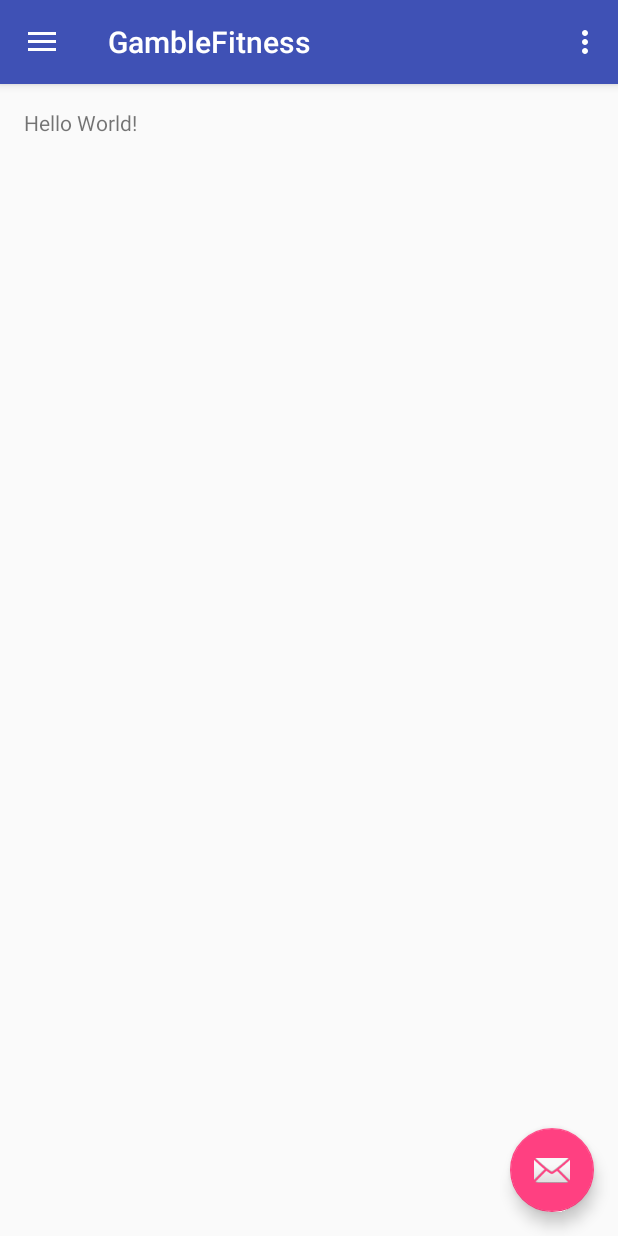
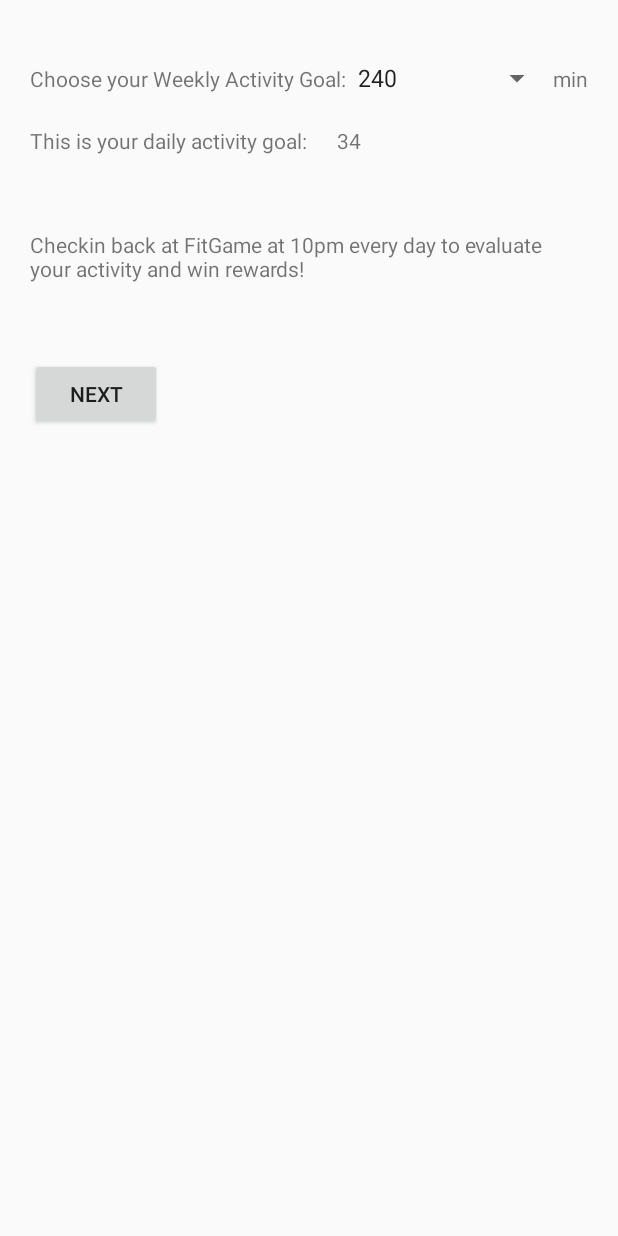
Before and after one commit to fahadkh/GambleFitness, an Android app: the screen it shows after launch (MainActivity), on a phone screen of 412 x 824 dp. Run offline under Robolectric (Android 15) with nearby library versions, the phone set to English and light mode, and no system bars.

Commit message:
Goal Setting Page
Created Goal Setting Page

```diff
--- a/mobile/src/main/java/io/github/fahadkh/gamblefitness/MainActivity.java
+++ b/mobile/src/main/java/io/github/fahadkh/gamblefitness/MainActivity.java
@@ -1,5 +1,6 @@
 package io.github.fahadkh.gamblefitness;
 
+import android.app.Activity;
 import android.os.Bundle;
 import android.support.design.widget.FloatingActionButton;
 import android.support.design.widget.Snackbar;
@@ -12,90 +13,63 @@ import android.support.v7.app.AppCompatActivity;
 import android.support.v7.widget.Toolbar;
 import android.view.Menu;
 import android.view.MenuItem;
+import android.widget.AdapterView;
+import android.widget.ArrayAdapter;
+import android.widget.Spinner;
+import android.widget.TextView;
 
-public class MainActivity extends AppCompatActivity
-        implements NavigationView.OnNavigationItemSelectedListener {
+import java.lang.reflect.Field;
+
+public class MainActivity extends Activity {
+    private Spinner mspin;
+    private Integer goal;
 
     @Override
-    protected void onCreate(Bundle  savedInstanceState) {
+    protected void onCreate(Bundle savedInstanceState) {
         super.onCreate(savedInstanceState);
         setContentView(R.layout.activity_main);
-        Toolbar toolbar = (Toolbar) findViewById(R.id.toolbar);
-        setSupportActionBar(toolbar);
 
-        FloatingActionButton fab = (FloatingActionButton) findViewById(R.id.fab);
-        fab.setOnClickListener(new View.OnClickListener() {
+        mspin = (Spinner) findViewById(R.id.goal_spinner);
+        Integer[] items = new Integer[120];
+        for (int i = 0; i < 120; i++) {
+            items[i] = 240 + (5*i);
+        }
+        ArrayAdapter<Integer> adapter = new ArrayAdapter<Integer>(this, android.R.layout.simple_spinner_item, items);
+        mspin.setAdapter(adapter);
+
+        try {
+            Field popup = Spinner.class.getDeclaredField("mPopup");
+            popup.setAccessible(true);
+
+            // Get private mPopup member variable and try cast to ListPopupWindow
+            android.widget.ListPopupWindow popupWindow = (android.widget.ListPopupWindow) popup.get(mspin);
+
+            // Set popupWindow height to 200px
+            popupWindow.setHeight(200);
+        }
+        catch (NoClassDefFoundError | ClassCastException | NoSuchFieldException | IllegalAccessException e) {
+            // silently fail...
+        }
+
+        mspin.setOnItemSelectedListener(new AdapterView.OnItemSelectedListener(){
+
             @Override
-            public void onClick(View view) {
-                Snackbar.make(view, "Replace with your own action", Snackbar.LENGTH_LONG)
-                        .setAction("Action", null).show();
+            public void onItemSelected(AdapterView<?> parent, View view, int position, long id) {
+                goal = (Integer) parent.getItemAtPosition(position);
+                String goal_string = Integer.toString(goal/7);
+                TextView myAwesomeTextView = (TextView)findViewById(R.id.daily_goal);
+                myAwesomeTextView.setText(goal_string);
+
             }
+
+            @Override
+            public void onNothingSelected(AdapterView<?> parent) {
+                // TODO Auto-generated method stub
+
+            }
+
         });
 
-        DrawerLayout drawer = (DrawerLayout) findViewById(R.id.drawer_layout);
-        ActionBarDrawerToggle toggle = new ActionBarDrawerToggle(
-                this, drawer, toolbar, R.string.navigation_drawer_open, R.string.navigation_drawer_close);
-        drawer.setDrawerListener(toggle);
-        toggle.syncState();
-
-        NavigationView navigationView = (NavigationView) findViewById(R.id.nav_view);
-        navigationView.setNavigationItemSelectedListener(this);
     }
 
-    @Override
-    public void onBackPressed() {
-        DrawerLayout drawer = (DrawerLayout) findViewById(R.id.drawer_layout);
-        if (drawer.isDrawerOpen(GravityCompat.START)) {
-            drawer.closeDrawer(GravityCompat.START);
-        } else {
-            super.onBackPressed();
-        }
-    }
-
-    @Override
-    public boolean onCreateOptionsMenu(Menu menu) {
-        // Inflate the menu; this adds items to the action bar if it is present.
-        getMenuInflater().inflate(R.menu.menu_main, menu);
-        return true;
-    }
-
-    @Override
-    public boolean onOptionsItemSelected(MenuItem item) {
-        // Handle action bar item clicks here. The action bar will
-        // automatically handle clicks on the Home/Up button, so long
-        // as you specify a parent activity in AndroidManifest.xml.
-        int id = item.getItemId();
-
-        //noinspection SimplifiableIfStatement
-        if (id == R.id.action_settings) {
-            return true;
-        }
-
-        return super.onOptionsItemSelected(item);
-    }
-
-    @SuppressWarnings("StatementWithEmptyBody")
-    @Override
-    public boolean onNavigationItemSelected(MenuItem item) {
-        // Handle navigation view item clicks here.
-        int id = item.getItemId();
-
-        if (id == R.id.nav_camera) {
-            // Handle the camera action
-        } else if (id == R.id.nav_gallery) {
-
-        } else if (id == R.id.nav_slideshow) {
-
-        } else if (id == R.id.nav_manage) {
-
-        } else if (id == R.id.nav_share) {
-
-        } else if (id == R.id.nav_send) {
-
-        }
-
-        DrawerLayout drawer = (DrawerLayout) findViewById(R.id.drawer_layout);
-        drawer.closeDrawer(GravityCompat.START);
-        return true;
-    }
 }
--- a/mobile/src/main/res/layout/activity_main.xml
+++ b/mobile/src/main/res/layout/activity_main.xml
@@ -1,25 +1,72 @@
 <?xml version="1.0" encoding="utf-8"?>
-<android.support.v4.widget.DrawerLayout xmlns:android="http://schemas.android.com/apk/res/android"
-    xmlns:app="http://schemas.android.com/apk/res-auto"
+<LinearLayout
+    xmlns:android="http://schemas.android.com/apk/res/android"
     xmlns:tools="http://schemas.android.com/tools"
-    android:id="@+id/drawer_layout"
     android:layout_width="match_parent"
     android:layout_height="match_parent"
-    android:fitsSystemWindows="true"
-    tools:openDrawer="start">
+    android:layout_marginTop="40dp"
+    android:layout_marginLeft="20dp"
+    android:layout_marginRight="20dp"
+    android:orientation="vertical">
 
-    <include
-        layout="@layout/app_bar_main"
-        android:layout_width="match_parent"
-        android:layout_height="match_parent" />
 
-    <android.support.design.widget.NavigationView
-        android:id="@+id/nav_view"
+    <LinearLayout
+        xmlns:android="http://schemas.android.com/apk/res/android"
+        xmlns:tools="http://schemas.android.com/tools"
+        android:layout_width="fill_parent"
+        android:layout_height="wrap_content"
+        android:orientation="horizontal">
+
+    <TextView
         android:layout_width="wrap_content"
-        android:layout_height="match_parent"
-        android:layout_gravity="start"
-        android:fitsSystemWindows="true"
-        app:headerLayout="@layout/nav_header_main"
-        app:menu="@menu/activity_main_drawer" />
+        android:layout_height="wrap_content"
+        android:text="@string/choose_goal" />
 
-</android.support.v4.widget.DrawerLayout>
+    <Spinner
+        android:id="@+id/goal_spinner"
+        android:layout_weight= "2"
+        android:layout_width="0dp"
+        android:layout_height="wrap_content"></Spinner>
+
+        <TextView
+            android:layout_width="wrap_content"
+            android:layout_height="wrap_content"
+            android:text="@string/minutes" />
+    </LinearLayout>
+
+    <LinearLayout
+        xmlns:android="http://schemas.android.com/apk/res/android"
+        xmlns:tools="http://schemas.android.com/tools"
+        android:layout_width="fill_parent"
+        android:layout_height="wrap_content"
+        android:layout_marginTop="20dp"
+        android:orientation="horizontal">
+
+        <TextView
+            android:layout_width="wrap_content"
+            android:layout_height="wrap_content"
+            android:text="@string/reveal_daily" />
+
+
+        <TextView
+            android:id="@+id/daily_goal"
+            android:layout_marginLeft="20dp"
+            android:layout_width="wrap_content"
+            android:layout_height="wrap_content"
+            android:text="@string/daily_minutes" />
+    </LinearLayout>
+
+    <TextView
+        android:layout_marginTop="50dp"
+        android:layout_width="wrap_content"
+        android:layout_height="wrap_content"
+        android:text="@string/checkin" />
+
+    <Button
+        android:id="@+id/next"
+        android:layout_marginTop="50dp"
+        android:layout_width="wrap_content"
+        android:layout_height="wrap_content"
+        android:text="@string/next" />
+
+</LinearLayout>
--- a/mobile/src/main/res/layout/app_bar_main.xml
+++ /dev/null
@@ -1,34 +0,0 @@
-<?xml version="1.0" encoding="utf-8"?>
-<android.support.design.widget.CoordinatorLayout xmlns:android="http://schemas.android.com/apk/res/android"
-    xmlns:app="http://schemas.android.com/apk/res-auto"
-    xmlns:tools="http://schemas.android.com/tools"
-    android:layout_width="match_parent"
-    android:layout_height="match_parent"
-    android:fitsSystemWindows="true"
-    tools:context="io.github.fahadkh.gamblefitness.MainActivity">
-
-    <android.support.design.widget.AppBarLayout
-        android:layout_width="match_parent"
-        android:layout_height="wrap_content"
-        android:theme="@style/AppTheme.AppBarOverlay">
-
-        <android.support.v7.widget.Toolbar
-            android:id="@+id/toolbar"
-            android:layout_width="match_parent"
-            android:layout_height="?attr/actionBarSize"
-            android:background="?attr/colorPrimary"
-            app:popupTheme="@style/AppTheme.PopupOverlay" />
-
-    </android.support.design.widget.AppBarLayout>
-
-    <include layout="@layout/content_main" />
-
-    <android.support.design.widget.FloatingActionButton
-        android:id="@+id/fab"
-        android:layout_width="wrap_content"
-        android:layout_height="wrap_content"
-        android:layout_gravity="bottom|end"
-        android:layout_margin="@dimen/fab_margin"
-        app:srcCompat="@android:drawable/ic_dialog_email" />
-
-</android.support.design.widget.CoordinatorLayout>
--- a/mobile/src/main/res/layout/content_main.xml
+++ /dev/null
@@ -1,20 +0,0 @@
-<?xml version="1.0" encoding="utf-8"?>
-<RelativeLayout xmlns:android="http://schemas.android.com/apk/res/android"
-    xmlns:app="http://schemas.android.com/apk/res-auto"
-    xmlns:tools="http://schemas.android.com/tools"
-    android:id="@+id/content_main"
-    android:layout_width="match_parent"
-    android:layout_height="match_parent"
-    android:paddingBottom="@dimen/activity_vertical_margin"
-    android:paddingLeft="@dimen/activity_horizontal_margin"
-    android:paddingRight="@dimen/activity_horizontal_margin"
-    android:paddingTop="@dimen/activity_vertical_margin"
-    app:layout_behavior="@string/appbar_scrolling_view_behavior"
-    tools:context="io.github.fahadkh.gamblefitness.MainActivity"
-    tools:showIn="@layout/app_bar_main">
-
-    <TextView
-        android:layout_width="wrap_content"
-        android:layout_height="wrap_content"
-        android:text="Hello World!" />
-</RelativeLayout>
--- a/mobile/src/main/res/layout/nav_header_main.xml
+++ /dev/null
@@ -1,35 +0,0 @@
-<?xml version="1.0" encoding="utf-8"?>
-<LinearLayout xmlns:android="http://schemas.android.com/apk/res/android"
-    xmlns:app="http://schemas.android.com/apk/res-auto"
-    android:layout_width="match_parent"
-    android:layout_height="@dimen/nav_header_height"
-    android:background="@drawable/side_nav_bar"
-    android:gravity="bottom"
-    android:orientation="vertical"
-    android:paddingBottom="@dimen/activity_vertical_margin"
-    android:paddingLeft="@dimen/activity_horizontal_margin"
-    android:paddingRight="@dimen/activity_horizontal_margin"
-    android:paddingTop="@dimen/activity_vertical_margin"
-    android:theme="@style/ThemeOverlay.AppCompat.Dark">
-
-    <ImageView
-        android:id="@+id/imageView"
-        android:layout_width="wrap_content"
-        android:layout_height="wrap_content"
-        android:paddingTop="@dimen/nav_header_vertical_spacing"
-        app:srcCompat="@android:drawable/sym_def_app_icon" />
-
-    <TextView
-        android:layout_width="match_parent"
-        android:layout_height="wrap_content"
-        android:paddingTop="@dimen/nav_header_vertical_spacing"
-        android:text="Android Studio"
-        android:textAppearance="@style/TextAppearance.AppCompat.Body1" />
-
-    <TextView
-        android:id="@+id/textView"
-        android:layout_width="wrap_content"
-        android:layout_height="wrap_content"
-        android:text="android.studio@android.com" />
-
-</LinearLayout>
--- a/mobile/src/main/res/values/strings.xml
+++ b/mobile/src/main/res/values/strings.xml
@@ -3,6 +3,11 @@
 
     <string name="navigation_drawer_open">Open navigation drawer</string>
     <string name="navigation_drawer_close">Close navigation drawer</string>
-
+    <string name="choose_goal">Choose your Weekly Activity Goal:</string>
+    <string name="reveal_daily">This is your daily activity goal:</string>
+    <string name="daily_minutes"></string>
+    <string name="next">Next</string>
     <string name="action_settings">Settings</string>
+    <string name="checkin">Checkin back at FitGame at 10pm every day to evaluate your activity and win rewards!</string>
+    <string name="minutes">min</string>
 </resources>
```
Also changed, not shown: wear/src/main/AndroidManifest.xml (+6 -1 lines), 3 other files.
